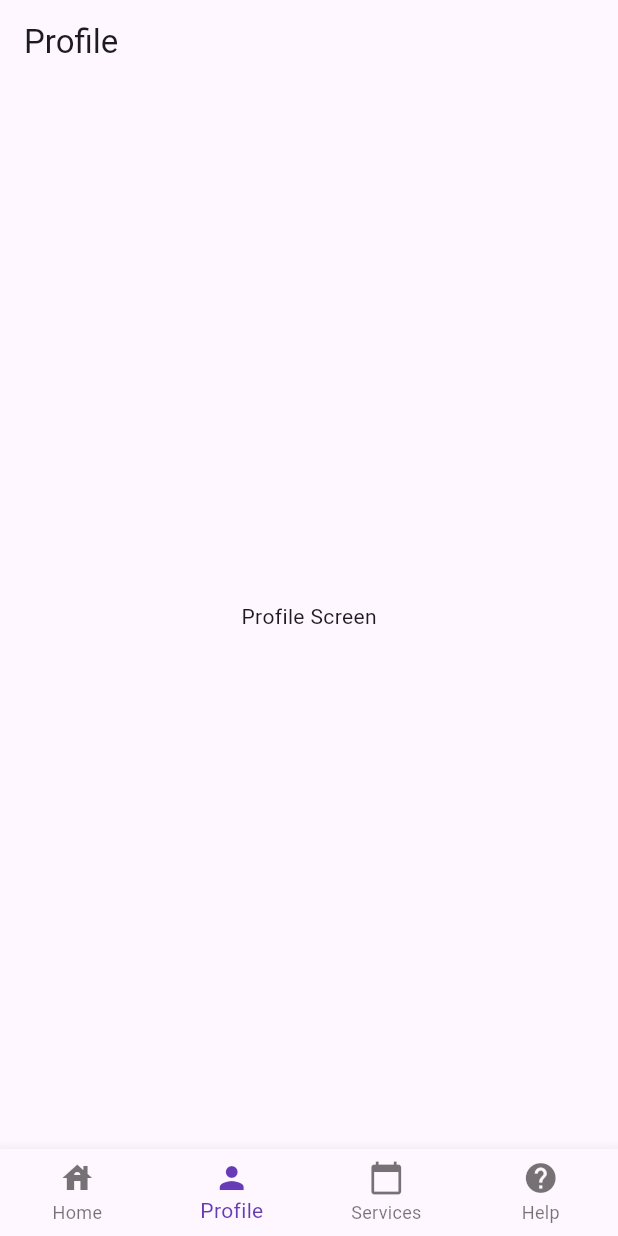
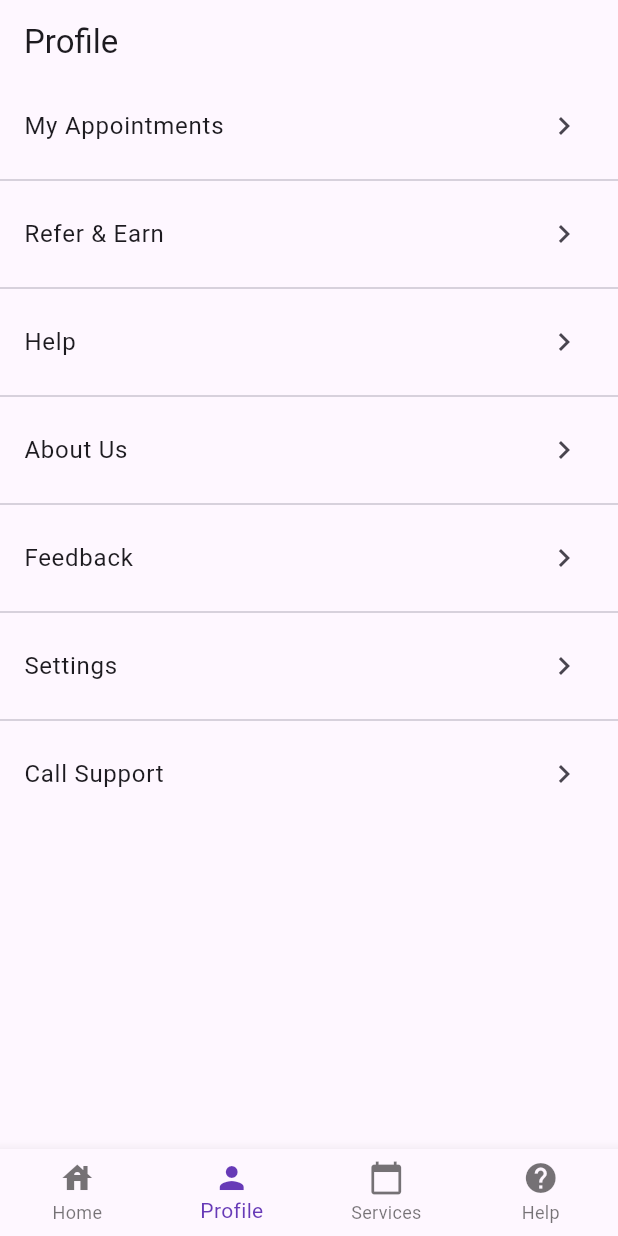
Before and after one commit to BroCodeByMinds/FertilityConsult, a Flutter app: the screen it shows after launch, item 2 of the bottom bar chosen, on a phone screen of 412 x 824 dp. Run offline on Flutter 3.47's test engine with Material 3 defaults, Android fonts, the phone set to English and light mode, and no system bars.

Commit message:
Added options in ProfileView

```diff
--- a/fertility_consult/lib/Screens/profile_screen.dart
+++ b/fertility_consult/lib/Screens/profile_screen.dart
@@ -1,4 +1,5 @@
 import 'package:flutter/material.dart';
+import 'package:fertility_consult/Screens/help_screen.dart';
 
 class ProfileView extends StatelessWidget {
   @override
@@ -7,9 +8,61 @@ class ProfileView extends StatelessWidget {
       appBar: AppBar(
         title: Text('Profile'),
       ),
-      body: Center(
-        child: Text('Profile Screen'),
+      body: ListView(
+        children: [
+          _buildListTileWithSeparator('My Appointments', () {
+            // Handle tap on "My Appointments"
+            // Replace with your logic or navigate to the appropriate view
+          }),
+          _buildListTileWithSeparator('Refer & Earn', () {
+            // Handle tap on "Refer & Earn"
+            // Replace with your logic or navigate to the appropriate view
+          }),
+          _buildListTileWithSeparator('Help', () {
+            // Navigate to HelpView on Help section tap
+            Navigator.push(
+              context,
+              MaterialPageRoute(builder: (context) => HelpView()),
+            );
+          }),
+          _buildListTileWithSeparator('About Us', () {
+            // Handle tap on "About Us"
+            // Replace with your logic or navigate to the appropriate view
+          }),
+          _buildListTileWithSeparator('Feedback', () {
+            // Handle tap on "Feedback"
+            // Replace with your logic or navigate to the appropriate view
+          }),
+          _buildListTileWithSeparator('Settings', () {
+            // Handle tap on "Settings"
+            // Replace with your logic or navigate to the appropriate view
+          }),
+          _buildListTileWithoutSeparator('Call Support'),
+        ],
       ),
     );
   }
+
+  Widget _buildListTileWithSeparator(String title, Function()? onTap) {
+    return Column(
+      children: [
+        ListTile(
+          title: Text(title),
+          onTap: onTap,
+          trailing: Icon(Icons.chevron_right),
+        ),
+        Divider(),
+      ],
+    );
+  }
+
+  Widget _buildListTileWithoutSeparator(String title) {
+    return ListTile(
+      title: Text(title),
+      onTap: () {
+        // Handle tap on "Call Support"
+      },
+      trailing: Icon(Icons.chevron_right),
+    );
+  }
 }
```
